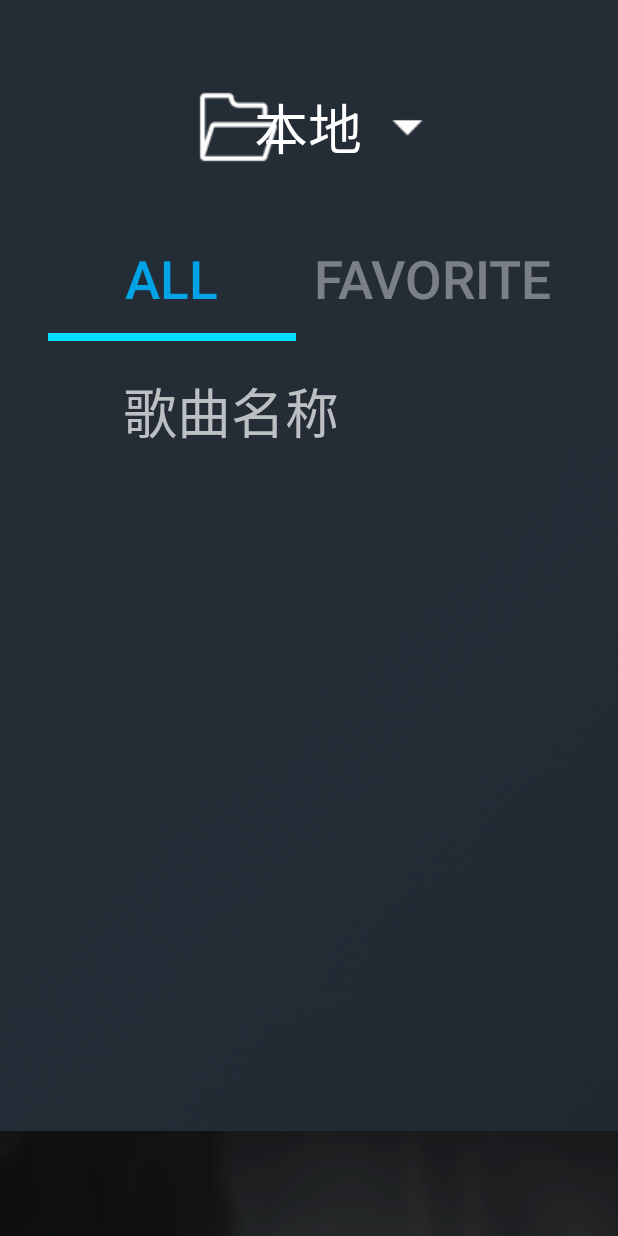
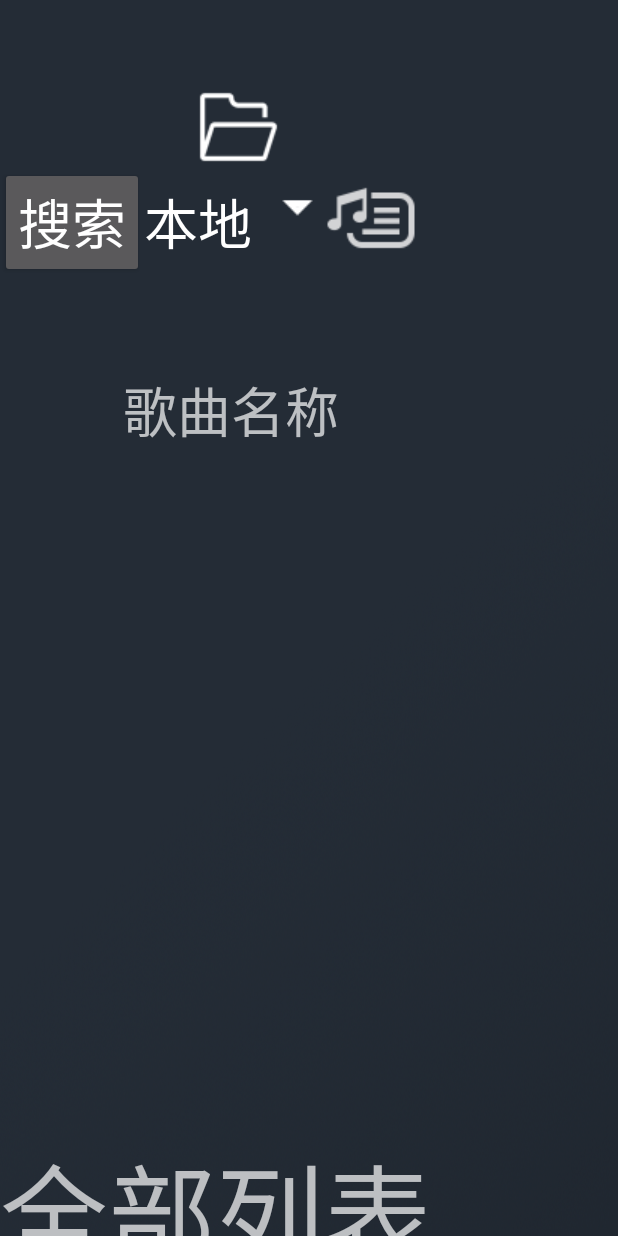
Before and after one commit to chengtao1993/ArchermindMusic, an Android app: the screen it shows after launch (MediaActivity), on a phone screen of 412 x 824 dp. Run offline under Robolectric (Android 15) with nearby library versions, the phone set to English and light mode, and no system bars; 2 statements that could not run were skipped.

Commit message:
Adjust the layout

```diff
--- a/app/src/main/java/com/archermind/music/MusicFragment.java
+++ b/app/src/main/java/com/archermind/music/MusicFragment.java
@@ -149,8 +149,6 @@ public class MusicFragment extends Fragment implements View.OnClickListener,Adap
         mViewPager = view.findViewById(R.id.view_pager);
         mViewPager.setAdapter(new ViewPagerAdapter(view_list,getContext()));
         mTabLayout = view.findViewById(R.id.tab_layout);
-        mTabLayout.addTab(mTabLayout.newTab().setText("全部"),0,true);
-        mTabLayout.addTab(mTabLayout.newTab().setText("收藏"),0,false);
         mTabLayout.setupWithViewPager(mViewPager,true);
         fileInfo = ScanMusic.getData(getActivity(),MediaActivity.current_source_path);
         data_source = view.findViewById(R.id.data_source);
--- a/app/src/main/res/layout/fragment_music.xml
+++ b/app/src/main/res/layout/fragment_music.xml
@@ -26,15 +26,21 @@
                 android:background="@mipmap/folder"
                 android:padding="10dp" />
 
-            <ImageButton
-                android:id="@+id/ib"
+
+
+
+
+        </RelativeLayout>
+
+        <LinearLayout
+            android:layout_width="match_parent"
+            android:layout_height="wrap_content"
+            >
+            <Button
                 android:layout_width="wrap_content"
                 android:layout_height="wrap_content"
-                android:layout_alignParentRight="true"
-                android:layout_marginRight="125dp"
-                android:background="@mipmap/usb"
-                android:padding="10dp" />
-
+                android:textSize="36sp"
+                android:text="搜索"/>
             <TextView
                 android:id="@+id/data_source"
                 android:layout_width="wrap_content"
@@ -44,25 +50,31 @@
                 android:text="本地"
                 android:textColor="#ffffff"
                 android:textSize="36sp" />
+            <ImageButton
+                android:id="@+id/ib"
+                android:layout_width="wrap_content"
+                android:layout_height="wrap_content"
+                android:background="@mipmap/usb"
+                android:padding="10dp" />
+            <ImageButton
+                android:id="@+id/words"
+                android:layout_width="wrap_content"
+                android:layout_height="wrap_content"
+                android:background="@mipmap/words" />
+            <android.support.design.widget.TabLayout
+                android:layout_gravity="right"
+                android:id="@+id/tab_layout"
+                android:layout_width="944dp"
+                android:layout_height="135dp"
+            style="@style/Home_TabLayout"
+                >
 
-        </RelativeLayout>
 
-        <LinearLayout
-            android:layout_width="match_parent"
-            android:layout_height="wrap_content"
-            android:weightSum="4">
+            </android.support.design.widget.TabLayout>
 
         </LinearLayout>
 
-        <android.support.design.widget.TabLayout
-            android:id="@+id/tab_layout"
-            android:layout_width="944dp"
-            android:layout_height="135dp"
-            style="@style/Home_TabLayout"
-            >
 
-
-        </android.support.design.widget.TabLayout>
         <LinearLayout
             android:layout_width="match_parent"
             android:layout_height="wrap_content"
@@ -96,7 +108,7 @@
         <android.support.v4.view.ViewPager
             android:id="@+id/view_pager"
             android:layout_width="match_parent"
-            android:layout_height="400dp">
+            android:layout_height="500dp">
         </android.support.v4.view.ViewPager>
 
 
@@ -113,8 +125,6 @@
                 android:layout_width="wrap_content"
                 android:layout_height="wrap_content"
                 android:layout_centerVertical="true"
-                android:layout_marginLeft="62dp"
-                android:layout_toRightOf="@id/music_play"
                 android:ellipsize="marquee"
                 android:focusable="true"
                 android:focusableInTouchMode="true"
@@ -124,18 +134,7 @@
                 android:textColor="#a2a2a2"
                 android:textSize="25sp" />
 
-            <TextView
-                android:id="@+id/song"
-                android:layout_width="wrap_content"
-                android:layout_height="wrap_content"
-                android:layout_above="@id/album_music"
-                android:layout_centerVertical="true"
-                android:layout_marginBottom="20dp"
-                android:layout_marginLeft="62dp"
-                android:layout_toRightOf="@id/music_play"
-                android:text=""
-                android:textColor="#ffffff"
-                android:textSize="32sp" />
+
 
 
         </RelativeLayout>
@@ -200,14 +199,14 @@
                 android:src="@mipmap/ic_launcher" />
 
             <TextView
-                android:id="@+id/song_name"
+                android:id="@+id/song"
                 android:layout_width="wrap_content"
                 android:layout_height="wrap_content"
                 android:layout_above="@+id/seekBar"
                 android:layout_alignParentStart="true"
                 android:layout_marginBottom="-62dp"
                 android:layout_marginStart="152dp"
-                android:text="TextView" />
+                android:textSize="32sp" />
 
 
         </RelativeLayout>
@@ -248,29 +247,6 @@
                         android:layout_centerVertical="true"
                         android:background="@mipmap/pre" />
 
-                    <!-- <LinearLayout
-                        android:layout_width="wrap_content"
-                        android:layout_height="wrap_content"
-                        android:layout_centerVertical="true"
-                        android:orientation="vertical">
-
-                        <TextView
-                            android:id="@+id/song_pre"
-                            android:layout_width="wrap_content"
-                            android:layout_height="wrap_content"
-                            android:text=""
-                            android:textColor="#ffffff"
-                            android:textSize="36sp" />
-
-                        <TextView
-                            android:id="@+id/singer_pre"
-                            android:layout_width="wrap_content"
-                            android:layout_height="wrap_content"
-                            android:text=""
-                            android:textColor="#535353"
-                            android:textSize="20sp" />
-
-                    </LinearLayout>-->
 
                 </RelativeLayout>
 
@@ -336,24 +312,7 @@
         </LinearLayout>
 
 
-        <LinearLayout
-            android:layout_width="match_parent"
-            android:layout_height="wrap_content"
-            android:gravity="right"
-            android:orientation="horizontal">
 
-
-            <ImageButton
-                android:id="@+id/words"
-                android:layout_width="0dp"
-                android:layout_height="wrap_content"
-                android:layout_marginRight="100dp"
-                android:layout_marginTop="44dp"
-                android:layout_weight="1"
-                android:background="@mipmap/words" />
-
-
-        </LinearLayout>
 
     </LinearLayout>
 
```
